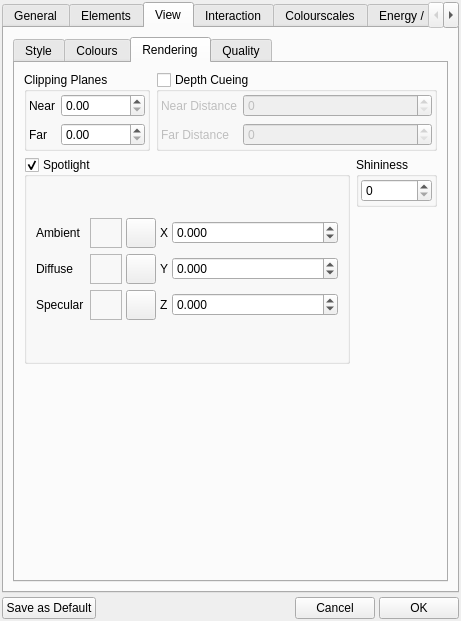
This is src/gui/prefs.ui in trisyoungs/aten as Qt 5 draws it before an edit. The edited form follows.
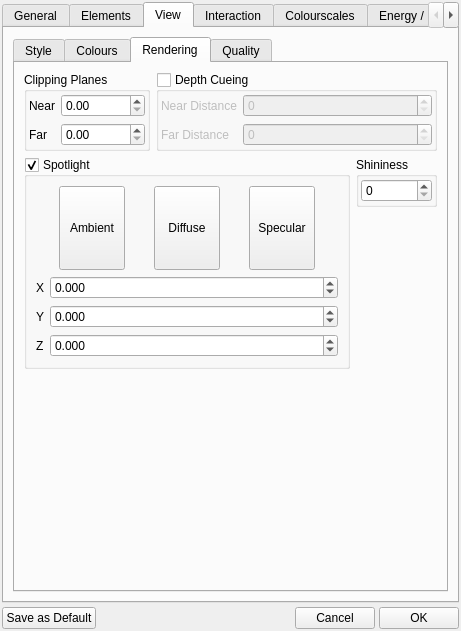
This is the edited form. The open tabs and pages were chosen to show the change. Icons and pictures are not drawn. Custom widgets are drawn as their Qt base class.

Commit message: Added options to PopupColour, allowing alpha controls to be hidden (utilised in Prefs window). Removed Prefs::energyUpdate_ and Prefs::modelUpdate_ members, controls, and associated accessors.

```diff
--- a/src/gui/prefs.ui
+++ b/src/gui/prefs.ui
@@ -7,7 +7,7 @@
     <x>0</x>
     <y>0</y>
     <width>459</width>
-    <height>621</height>
+    <height>631</height>
    </rect>
   </property>
   <property name="sizePolicy">
@@ -1328,158 +1328,83 @@
                </property>
                <layout class="QVBoxLayout" name="verticalLayout_15">
                 <item>
-                 <layout class="QGridLayout" name="gridLayout_6">
-                  <item row="0" column="0">
-                   <widget class="QLabel" name="label_10">
+                 <layout class="QHBoxLayout" name="horizontalLayout_7">
+                  <item>
+                   <widget class="TMenuButton" name="SpotlightAmbientColourButton">
+                    <property name="sizePolicy">
+                     <sizepolicy hsizetype="Preferred" vsizetype="Preferred">
+                      <horstretch>0</horstretch>
+                      <verstretch>0</verstretch>
+                     </sizepolicy>
+                    </property>
+                    <property name="minimumSize">
+                     <size>
+                      <width>66</width>
+                      <height>66</height>
+                     </size>
+                    </property>
+                    <property name="maximumSize">
+                     <size>
+                      <width>66</width>
+                      <height>288</height>
+                     </size>
+                    </property>
+                    <property name="toolTip">
+                     <string>Ambient colour of spotlight</string>
+                    </property>
                     <property name="text">
                      <string>Ambient</string>
                     </property>
-                   </widget>
-                  </item>
-                  <item row="0" column="1">
-                   <layout class="QHBoxLayout" name="_8">
-                    <property name="spacing">
-                     <number>4</number>
-                    </property>
-                    <property name="margin">
-                     <number>0</number>
-                    </property>
-                    <item>
-                     <widget class="TColourFrame" name="SpotlightAmbientColourFrame">
-                      <property name="sizePolicy">
-                       <sizepolicy hsizetype="Preferred" vsizetype="Minimum">
-                        <horstretch>0</horstretch>
-                        <verstretch>0</verstretch>
-                       </sizepolicy>
-                      </property>
-                      <property name="minimumSize">
-                       <size>
-                        <width>32</width>
-                        <height>0</height>
-                       </size>
-                      </property>
-                      <property name="frameShape">
-                       <enum>QFrame::StyledPanel</enum>
-                      </property>
-                      <property name="frameShadow">
-                       <enum>QFrame::Raised</enum>
-                      </property>
-                     </widget>
-                    </item>
-                    <item>
-                     <widget class="QPushButton" name="SpotlightAmbientColourButton">
-                      <property name="sizePolicy">
-                       <sizepolicy hsizetype="Preferred" vsizetype="Preferred">
-                        <horstretch>0</horstretch>
-                        <verstretch>0</verstretch>
-                       </sizepolicy>
-                      </property>
-                      <property name="minimumSize">
-                       <size>
-                        <width>30</width>
-                        <height>30</height>
-                       </size>
-                      </property>
-                      <property name="maximumSize">
-                       <size>
-                        <width>30</width>
-                        <height>30</height>
-                       </size>
-                      </property>
-                      <property name="text">
-                       <string/>
-                      </property>
-                      <property name="icon">
-                       <iconset resource="icons.qrc">
-                        <normaloff>:/basic/icons/basic_colour.svg</normaloff>:/basic/icons/basic_colour.svg</iconset>
-                      </property>
                       <property name="iconSize">
                        <size>
                         <width>20</width>
                         <height>20</height>
                        </size>
                       </property>
-                      <property name="autoDefault">
-                       <bool>false</bool>
+                    <property name="toolButtonStyle">
+                     <enum>Qt::ToolButtonTextUnderIcon</enum>
                       </property>
                      </widget>
                     </item>
                     <item>
-                     <widget class="QLabel" name="label_22">
+                   <widget class="TMenuButton" name="SpotlightDiffuseColourButton">
                       <property name="sizePolicy">
-                       <sizepolicy hsizetype="Minimum" vsizetype="Preferred">
+                     <sizepolicy hsizetype="Preferred" vsizetype="Preferred">
                         <horstretch>0</horstretch>
                         <verstretch>0</verstretch>
                        </sizepolicy>
                       </property>
-                      <property name="text">
-                       <string>X</string>
-                      </property>
-                     </widget>
-                    </item>
-                    <item>
-                     <widget class="QDoubleSpinBox" name="SpotlightPositionXSpin">
-                      <property name="sizePolicy">
-                       <sizepolicy hsizetype="Expanding" vsizetype="Fixed">
-                        <horstretch>0</horstretch>
-                        <verstretch>0</verstretch>
-                       </sizepolicy>
-                      </property>
-                      <property name="decimals">
-                       <number>3</number>
-                      </property>
-                      <property name="minimum">
-                       <double>-100000.000000000000000</double>
-                      </property>
-                      <property name="maximum">
-                       <double>10000000.000000000000000</double>
-                      </property>
-                      <property name="singleStep">
-                       <double>1.000000000000000</double>
-                      </property>
-                     </widget>
-                    </item>
-                   </layout>
-                  </item>
-                  <item row="1" column="0">
-                   <widget class="QLabel" name="label_11">
+                    <property name="minimumSize">
+                     <size>
+                      <width>66</width>
+                      <height>66</height>
+                     </size>
+                    </property>
+                    <property name="maximumSize">
+                     <size>
+                      <width>66</width>
+                      <height>288</height>
+                     </size>
+                    </property>
+                    <property name="toolTip">
+                     <string>Diffuse colour of spotlight</string>
+                    </property>
                     <property name="text">
                      <string>Diffuse</string>
                     </property>
-                   </widget>
-                  </item>
-                  <item row="1" column="1">
-                   <layout class="QHBoxLayout" name="_10">
-                    <property name="spacing">
-                     <number>4</number>
-                    </property>
-                    <property name="margin">
-                     <number>0</number>
-                    </property>
-                    <item>
-                     <widget class="TColourFrame" name="SpotlightDiffuseColourFrame">
-                      <property name="sizePolicy">
-                       <sizepolicy hsizetype="Preferred" vsizetype="Minimum">
-                        <horstretch>0</horstretch>
-                        <verstretch>0</verstretch>
-                       </sizepolicy>
-                      </property>
-                      <property name="minimumSize">
+                    <property name="iconSize">
                        <size>
-                        <width>32</width>
-                        <height>0</height>
-                       </size>
-                      </property>
-                      <property name="frameShape">
-                       <enum>QFrame::StyledPanel</enum>
-                      </property>
-                      <property name="frameShadow">
-                       <enum>QFrame::Raised</enum>
+                      <width>20</width>
+                      <height>20</height>
+                     </size>
+                    </property>
+                    <property name="toolButtonStyle">
+                     <enum>Qt::ToolButtonTextUnderIcon</enum>
                       </property>
                      </widget>
                     </item>
                     <item>
-                     <widget class="QPushButton" name="SpotlightDiffuseColourButton">
+                   <widget class="TMenuButton" name="SpotlightSpecularColourButton">
                       <property name="sizePolicy">
                        <sizepolicy hsizetype="Preferred" vsizetype="Preferred">
                         <horstretch>0</horstretch>
@@ -1488,22 +1413,21 @@
                       </property>
                       <property name="minimumSize">
                        <size>
-                        <width>30</width>
-                        <height>30</height>
+                      <width>66</width>
+                      <height>66</height>
                        </size>
                       </property>
                       <property name="maximumSize">
                        <size>
-                        <width>30</width>
-                        <height>30</height>
-                       </size>
-                      </property>
+                      <width>66</width>
+                      <height>288</height>
+                     </size>
+                    </property>
+                    <property name="toolTip">
+                     <string>Specular (highlight) colour of spotlight</string>
+                    </property>
                       <property name="text">
-                       <string/>
-                      </property>
-                      <property name="icon">
-                       <iconset resource="icons.qrc">
-                        <normaloff>:/basic/icons/basic_colour.svg</normaloff>:/basic/icons/basic_colour.svg</iconset>
+                     <string>Specular</string>
                       </property>
                       <property name="iconSize">
                        <size>
@@ -1511,12 +1435,16 @@
                         <height>20</height>
                        </size>
                       </property>
-                      <property name="autoDefault">
-                       <bool>false</bool>
+                    <property name="toolButtonStyle">
+                     <enum>Qt::ToolButtonTextUnderIcon</enum>
                       </property>
                      </widget>
                     </item>
+                 </layout>
+                </item>
                     <item>
+                 <layout class="QGridLayout" name="gridLayout_3">
+                  <item row="1" column="0">
                      <widget class="QLabel" name="label_21">
                       <property name="sizePolicy">
                        <sizepolicy hsizetype="Minimum" vsizetype="Preferred">
@@ -1529,7 +1457,45 @@
                       </property>
                      </widget>
                     </item>
-                    <item>
+                  <item row="0" column="1">
+                   <widget class="QDoubleSpinBox" name="SpotlightPositionXSpin">
+                    <property name="sizePolicy">
+                     <sizepolicy hsizetype="Expanding" vsizetype="Fixed">
+                      <horstretch>0</horstretch>
+                      <verstretch>0</verstretch>
+                     </sizepolicy>
+                    </property>
+                    <property name="toolTip">
+                     <string>X coordinate of spotlight</string>
+                    </property>
+                    <property name="decimals">
+                     <number>3</number>
+                    </property>
+                    <property name="minimum">
+                     <double>-100000.000000000000000</double>
+                    </property>
+                    <property name="maximum">
+                     <double>10000000.000000000000000</double>
+                    </property>
+                    <property name="singleStep">
+                     <double>1.000000000000000</double>
+                    </property>
+                   </widget>
+                  </item>
+                  <item row="0" column="0">
+                   <widget class="QLabel" name="label_22">
+                    <property name="sizePolicy">
+                     <sizepolicy hsizetype="Minimum" vsizetype="Preferred">
+                      <horstretch>0</horstretch>
+                      <verstretch>0</verstretch>
+                     </sizepolicy>
+                    </property>
+                    <property name="text">
+                     <string>X</string>
+                    </property>
+                   </widget>
+                  </item>
+                  <item row="1" column="1">
                      <widget class="QDoubleSpinBox" name="SpotlightPositionYSpin">
                       <property name="sizePolicy">
                        <sizepolicy hsizetype="Expanding" vsizetype="Fixed">
@@ -1548,87 +1514,35 @@
                       </property>
                       <property name="singleStep">
                        <double>1.000000000000000</double>
-                      </property>
-                     </widget>
-                    </item>
-                   </layout>
-                  </item>
-                  <item row="2" column="0">
-                   <widget class="QLabel" name="label_12">
-                    <property name="text">
-                     <string>Specular</string>
                     </property>
                    </widget>
                   </item>
                   <item row="2" column="1">
-                   <layout class="QHBoxLayout" name="_12">
-                    <property name="spacing">
-                     <number>4</number>
-                    </property>
-                    <property name="margin">
-                     <number>0</number>
-                    </property>
-                    <item>
-                     <widget class="TColourFrame" name="SpotlightSpecularColourFrame">
+                   <widget class="QDoubleSpinBox" name="SpotlightPositionZSpin">
                       <property name="sizePolicy">
-                       <sizepolicy hsizetype="Preferred" vsizetype="Minimum">
+                     <sizepolicy hsizetype="Expanding" vsizetype="Fixed">
                         <horstretch>0</horstretch>
                         <verstretch>0</verstretch>
                        </sizepolicy>
                       </property>
-                      <property name="minimumSize">
-                       <size>
-                        <width>32</width>
-                        <height>0</height>
-                       </size>
-                      </property>
-                      <property name="frameShape">
-                       <enum>QFrame::StyledPanel</enum>
-                      </property>
-                      <property name="frameShadow">
-                       <enum>QFrame::Raised</enum>
-                      </property>
-                     </widget>
-                    </item>
-                    <item>
-                     <widget class="QPushButton" name="SpotlightSpecularColourButton">
-                      <property name="sizePolicy">
-                       <sizepolicy hsizetype="Preferred" vsizetype="Preferred">
-                        <horstretch>0</horstretch>
-                        <verstretch>0</verstretch>
-                       </sizepolicy>
-                      </property>
-                      <property name="minimumSize">
-                       <size>
-                        <width>30</width>
-                        <height>30</height>
-                       </size>
-                      </property>
-                      <property name="maximumSize">
-                       <size>
-                        <width>30</width>
-                        <height>30</height>
-                       </size>
-                      </property>
-                      <property name="text">
-                       <string/>
-                      </property>
-                      <property name="icon">
-                       <iconset resource="icons.qrc">
-                        <normaloff>:/basic/icons/basic_colour.svg</normaloff>:/basic/icons/basic_colour.svg</iconset>
-                      </property>
-                      <property name="iconSize">
-                       <size>
-                        <width>20</width>
-                        <height>20</height>
-                       </size>
-                      </property>
-                      <property name="autoDefault">
-                       <bool>false</bool>
-                      </property>
-                     </widget>
-                    </item>
-                    <item>
+                    <property name="toolTip">
+                     <string>Z coordinate of spotlight</string>
+                    </property>
+                    <property name="decimals">
+                     <number>3</number>
+                    </property>
+                    <property name="minimum">
+                     <double>-100000.000000000000000</double>
+                    </property>
+                    <property name="maximum">
+                     <double>10000000.000000000000000</double>
+                    </property>
+                    <property name="singleStep">
+                     <double>1.000000000000000</double>
+                    </property>
+                   </widget>
+                  </item>
+                  <item row="2" column="0">
                      <widget class="QLabel" name="label_20">
                       <property name="sizePolicy">
                        <sizepolicy hsizetype="Minimum" vsizetype="Preferred">
@@ -1641,30 +1555,6 @@
                       </property>
                      </widget>
                     </item>
-                    <item>
-                     <widget class="QDoubleSpinBox" name="SpotlightPositionZSpin">
-                      <property name="sizePolicy">
-                       <sizepolicy hsizetype="Expanding" vsizetype="Fixed">
-                        <horstretch>0</horstretch>
-                        <verstretch>0</verstretch>
-                       </sizepolicy>
-                      </property>
-                      <property name="decimals">
-                       <number>3</number>
-                      </property>
-                      <property name="minimum">
-                       <double>-100000.000000000000000</double>
-                      </property>
-                      <property name="maximum">
-                       <double>10000000.000000000000000</double>
-                      </property>
-                      <property name="singleStep">
-                       <double>1.000000000000000</double>
-                      </property>
-                     </widget>
-                    </item>
-                   </layout>
-                  </item>
                  </layout>
                 </item>
                </layout>
```
Left out of the diff: 33 changed lines with no effect on the pictures. Lines whose indentation alone changed are shown as unchanged. The commit also changes 14 other files.
